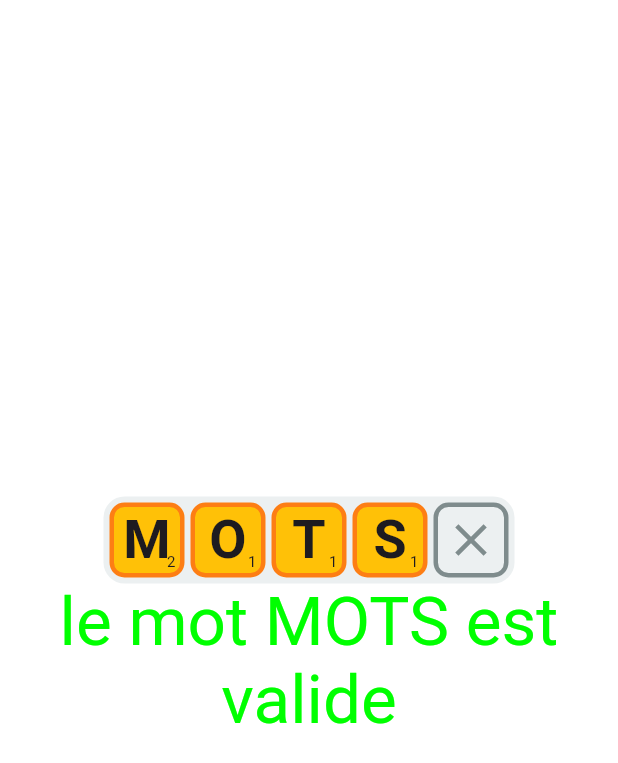
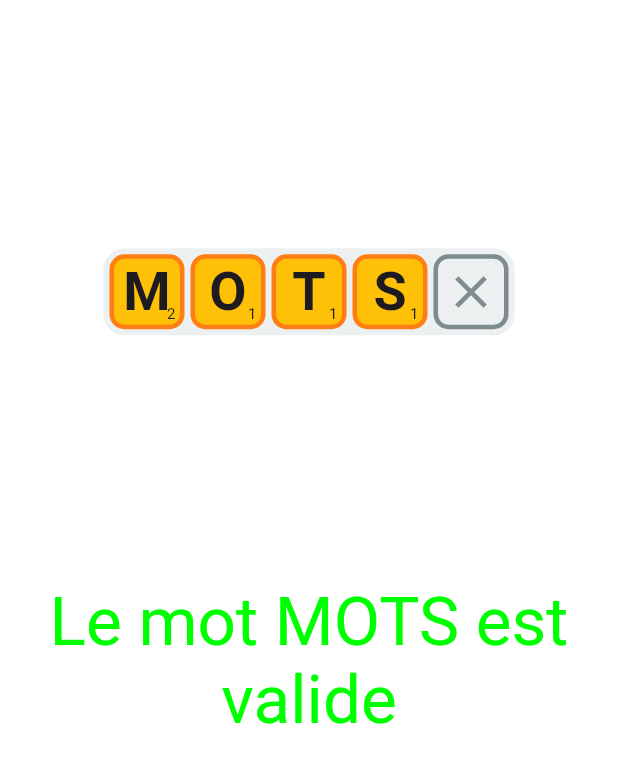
Before and after one commit to indriApollo/scrabble_dico, a Flutter app: the screen it shows after launch, on a phone screen of 412 x 824 dp. Shown: the top 763 px of the screen. Run offline on Flutter 3.47's test engine with Material 3 defaults, Android fonts, the phone set to English and light mode, and no system bars; missing offline and left inert: sqlite3.

Commit message:
feat: layout changes

```diff
--- a/lib/main.dart
+++ b/lib/main.dart
@@ -113,12 +113,12 @@ class _HomeViewState extends State<HomeView> {
   Widget build(BuildContext context) {
     return Column(
       children: [
-        const Spacer(),
+        const Spacer(flex: 1),
         LetterTileInputField(
             initalText: 'MOTS', onSubmitted: _handleOnSubmitted, onCLear: _handleOnClear),
-        //const Spacer(),
+        const Spacer(flex: 1),
         _validityDisplay(),
-        const Spacer(),
+        const Spacer(flex: 2),
       ],
     );
   }
--- a/lib/widgets/letter_tile_input_field.dart
+++ b/lib/widgets/letter_tile_input_field.dart
@@ -61,9 +61,9 @@ class _LetterTileInputFieldState extends State<LetterTileInputField> {
   void _handleTextInputClear() {
     setState(() {
       _controller.clear();
-      widget.onCLear?.call();
       //_inputText = _controller.text;
     });
+    widget.onCLear?.call();
   }
 
   @override
--- a/lib/widgets/word_validity_display.dart
+++ b/lib/widgets/word_validity_display.dart
@@ -10,7 +10,7 @@ class WordValidityDisplay extends StatelessWidget {
   @override
   Widget build(BuildContext context) {
     return Text(
-      'le mot $word est ${isValid ? 'valide' : 'invalide'}',
+      'Le mot $word est ${isValid ? 'valide' : 'invalide'}',
       style: TextStyle(
           color: isValid ? const Color(0xff00ff00) : const Color(0xffff0000)),
     );
```
Also changed, not shown: 1 other file.
